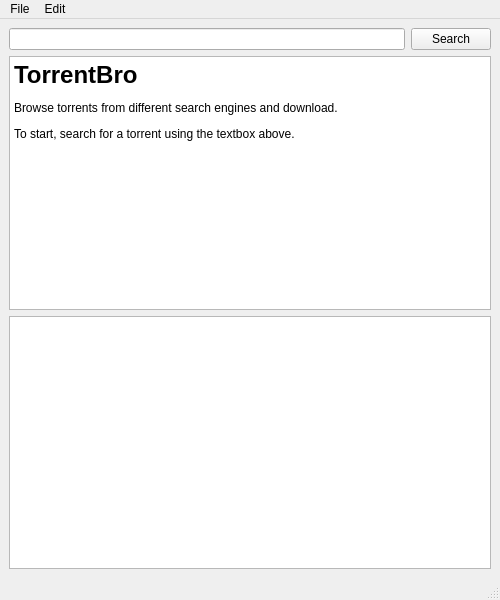
This is torrentbro/ui/Home.ui in subins2000/TorrentBro as Qt 5 draws it before an edit. The edited form follows.
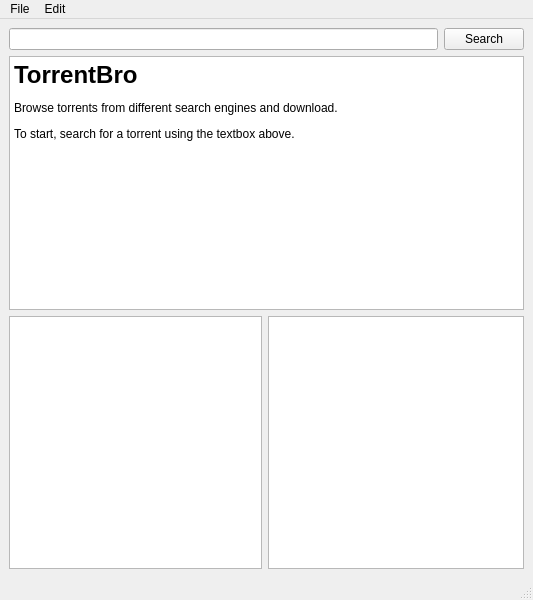
This is the edited form. Icons and pictures are not drawn.

Commit message: Added a basic torrent info box

What changed in the file:
```diff
--- a/torrentbro/ui/Home.ui
+++ b/torrentbro/ui/Home.ui
@@ -6,7 +6,7 @@
    <rect>
     <x>0</x>
     <y>0</y>
-    <width>500</width>
+    <width>533</width>
     <height>600</height>
    </rect>
   </property>
@@ -16,10 +16,28 @@
     <verstretch>0</verstretch>
    </sizepolicy>
   </property>
+  <property name="maximumSize">
+   <size>
+    <width>16777215</width>
+    <height>16777215</height>
+   </size>
+  </property>
   <property name="windowTitle">
    <string>TorrentBro</string>
   </property>
   <widget class="QWidget" name="centralWidget">
+   <property name="sizePolicy">
+    <sizepolicy hsizetype="Maximum" vsizetype="Maximum">
+     <horstretch>0</horstretch>
+     <verstretch>0</verstretch>
+    </sizepolicy>
+   </property>
+   <property name="maximumSize">
+    <size>
+     <width>16777215</width>
+     <height>16777215</height>
+    </size>
+   </property>
    <layout class="QVBoxLayout" name="verticalLayout">
     <item>
      <layout class="QHBoxLayout" name="horizontalLayout">
@@ -65,7 +83,34 @@
      </widget>
     </item>
     <item>
-     <widget class="QListWidget" name="torrentList"/>
+     <layout class="QHBoxLayout" name="torrentView">
+      <property name="sizeConstraint">
+       <enum>QLayout::SetMaximumSize</enum>
+      </property>
+      <item>
+       <widget class="QListWidget" name="torrentList">
+        <property name="enabled">
+         <bool>true</bool>
+        </property>
+        <property name="sizePolicy">
+         <sizepolicy hsizetype="Expanding" vsizetype="Expanding">
+          <horstretch>1</horstretch>
+          <verstretch>1</verstretch>
+         </sizepolicy>
+        </property>
+       </widget>
+      </item>
+      <item>
+       <widget class="QTextBrowser" name="torrentInfo">
+        <property name="sizePolicy">
+         <sizepolicy hsizetype="Fixed" vsizetype="Expanding">
+          <horstretch>0</horstretch>
+          <verstretch>0</verstretch>
+         </sizepolicy>
+        </property>
+       </widget>
+      </item>
+     </layout>
     </item>
    </layout>
   </widget>
@@ -74,7 +119,7 @@
     <rect>
      <x>0</x>
      <y>0</y>
-     <width>500</width>
+     <width>533</width>
      <height>27</height>
     </rect>
    </property>
```
Left out of the diff: 10 changed lines with no effect on the pictures. The commit also changes 1 other file.
